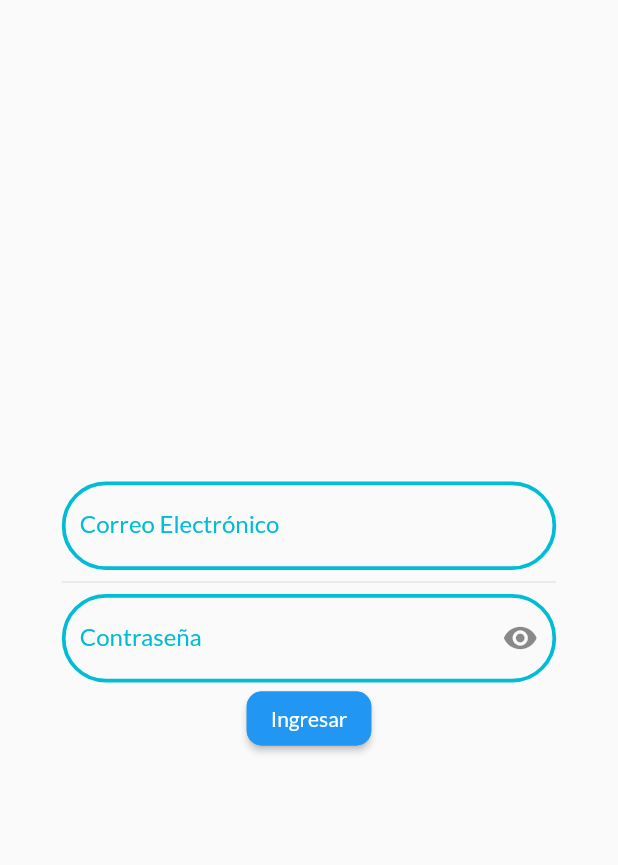
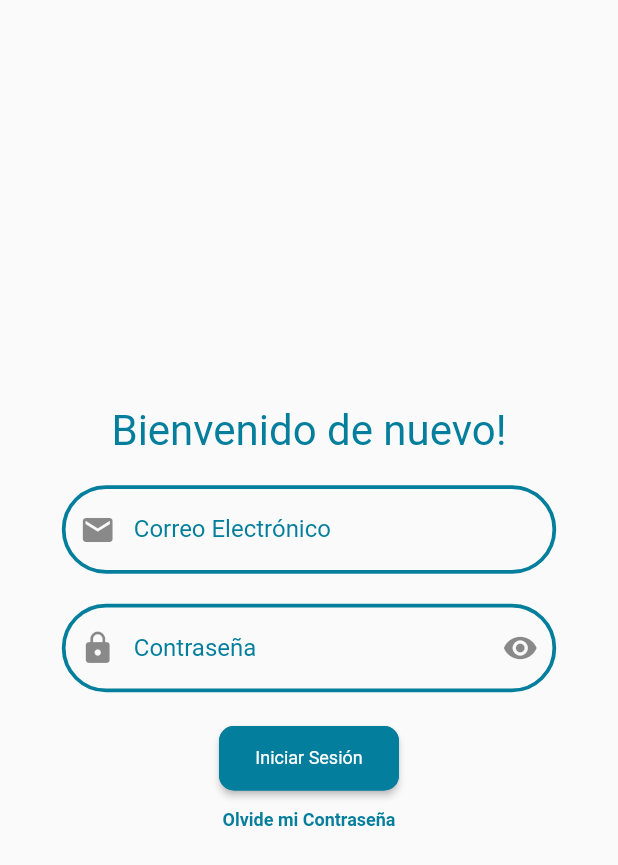
Before and after one commit to will0149/froggy_wsm, a Flutter app: the LoginPage screen opened by its route, on a phone screen of 412 x 824 dp. Shown: the top 865 px of the screen. Run offline on Flutter 3.47's test engine with Material 2 defaults, Android fonts, the phone set to English and light mode, and no system bars; missing offline and left inert: flutter_toastr; Roboto replaces fonts that are missing (Gothic A1).

```diff
--- a/lib/l10n/intl_es.arb
+++ b/lib/l10n/intl_es.arb
@@ -1,12 +1,14 @@
 {
+  "devStudio": "Atheneox",
   "parkeaAppName": "Parkea!",
   "parkeaAndShare": "Parkea & Comparte",
   "joinOurUniverse": "Unete a nuestro universo",
   "eventsForAll": "Eventos para todos",
-  "authentication": "autenticacion",
+  "authenticate": "Autenticar",
   "welcomeAgain": "Bienvenido de nuevo!",
   "login": "Iniciar Sesión",
   "signUp": "Registrate",
   "email": "Correo Electrónico",
-  "password": "Contraseña"
+  "password": "Contraseña",
+  "forgotPassword": "Olvide mi Contraseña"
 }
--- a/lib/main.dart
+++ b/lib/main.dart
@@ -26,7 +26,7 @@ class MyApp extends StatelessWidget {
       title: 'Flutter Demo',
       theme: ThemeData(
           primarySwatch: Colors.cyan,
-          fontFamily: 'Lato',
+          fontFamily: 'Gothic A1',
           inputDecorationTheme: parkeaInputDecorationTheme,
       ),
       onGenerateRoute: (settings) {
--- /dev/null
+++ b/lib/src/constants/colors.dart
@@ -0,0 +1,7 @@
+import 'package:flutter/material.dart';
+
+
+const Color parkeaBlueAccent = Color.fromRGBO(3, 126, 156, 1.0);
+const Color parkeaBlueAccentOpacity = Color.fromRGBO(3, 126, 156, 0.5);
+const Color parkeaOrange = Color.fromRGBO(251, 130, 15, 1.0);
+const Color parkeaTransparent = Colors.transparent;
--- a/lib/src/pages/auth/login_page.dart
+++ b/lib/src/pages/auth/login_page.dart
@@ -1,6 +1,9 @@
+import 'package:flutter/gestures.dart';
 import 'package:flutter/material.dart';
 
 import '../../../generated/l10n.dart';
+import '../../constants/colors.dart';
+import '../../widgets/scaffolds/safe_scaffold.dart';
 
 class LoginPage extends StatefulWidget {
   const LoginPage({Key? key}) : super(key: key);
@@ -19,43 +22,46 @@ class _LoginPageState extends State<LoginPage> {
   @override
   Widget build(BuildContext context) {
     var size = MediaQuery.of(context).size;
-    return Scaffold(
-      body: SafeArea(
-        top: true,
-        bottom: false,
-        child: Stack(children: [
-          Align(
-            alignment: Alignment.center,
+    return SafeScaffold(
         child: Container(
       margin: EdgeInsets.only(
         left: size.width * 0.10,
         right: size.width * 0.10,
       ),
+      child: Stack(
+        children: [
+          Center(
             child: Form(
               key: loginFormKey,
               child: Wrap(
-                  crossAxisAlignment: WrapCrossAlignment.center,
                 alignment: WrapAlignment.center,
+                spacing: 15.0,
+                runSpacing: 20.0,
                 children: [
+                  Text(
+                    S.of(context).welcomeAgain,
+                    style: const TextStyle(
+                      color: parkeaBlueAccent,
+                      fontWeight: FontWeight.normal,
+                      fontSize: 28,
+                    ),
+                  ),
                     TextField(
                       controller: userEmailController,
                       decoration: InputDecoration(
                         hintText: 'example@example.com',
                         labelText: S.of(context).email,
-
+                        prefixIcon: const Icon(Icons.email),
                       ),
                     ),
-                    const Divider(),
                   TextFormField(
                     controller: passwordController,
-                      style: const TextStyle(
-                        color: Colors.white,
-                      ),
                     keyboardType: TextInputType.text,
                     obscureText: _isObscure,
                     decoration: InputDecoration(
                       hintText: '******',
                       labelText: S.of(context).password,
+                      prefixIcon: const Icon(Icons.lock),
                       suffixIcon: IconButton(
                           icon: Icon(_isObscure
                               ? Icons.visibility
@@ -74,37 +80,58 @@ class _LoginPageState extends State<LoginPage> {
                       }
                     },
                   ),
+                  Container(
+                    child: Wrap(
+                      direction: Axis.vertical,
+                      alignment: WrapAlignment.center,
+                      crossAxisAlignment: WrapCrossAlignment.center,
+                      spacing: 10.0,
+                      runSpacing: 10.0,
+                      children: [
                         ElevatedButton(
                           onPressed: () {},
                           child: Text(
-                         "Ingresar",
+                            S.of(context).login,
                             style: TextStyle(
                                 color: Colors.white,
                                 fontWeight: FontWeight.normal,
+                                fontSize: 12.0
                             ),
                           ),
-                     style: ButtonStyle(
-                       backgroundColor: MaterialStateProperty.all(Colors.blue),
-                       shape: MaterialStateProperty.all<RoundedRectangleBorder>(
-                         RoundedRectangleBorder(
+                          style: ElevatedButton.styleFrom(
+                            primary: parkeaBlueAccent,
+                            fixedSize: Size(120, 43),
+                            shape: RoundedRectangleBorder(
                               borderRadius: BorderRadius.circular(10.0),
-                           side: const BorderSide(
-                               color: Colors.blue,
-                               width: 1.2
-                           ),
+                              side:
+                              const BorderSide(color: parkeaBlueAccent, width: 1.2),
                             ),
                           ),
                         ),
 
+                        Text.rich(
+                          TextSpan(
+                            text: S.of(context).forgotPassword,
+                            style: const TextStyle(
+                              color: parkeaBlueAccent,
+                              fontWeight: FontWeight.bold,
+                              fontSize: 12,
+                            ),
+                            recognizer: new TapGestureRecognizer()
+                              ..onTap = () =>
+                                  Navigator.pushNamed(context, "/main"),
+                          ),
                         ),
                       ],
                     ),
+                  ),
+
+                ],
               ),
             ),
           ),
         ],
       ),
-      ),
-    );
+    ));
   }
 }
--- a/lib/src/themes/parkea_input_decoration_theme.dart
+++ b/lib/src/themes/parkea_input_decoration_theme.dart
@@ -1,23 +1,25 @@
 import 'package:flutter/material.dart';
 
+import '../constants/colors.dart';
+
 var parkeaInputDecorationTheme = InputDecorationTheme(
-  labelStyle: TextStyle(color: Colors.cyan),
-  hintStyle: TextStyle(color: Colors.cyan),
-  suffixStyle: TextStyle(color: Colors.cyan),
-  helperStyle: TextStyle(color: Colors.cyan),
-  prefixStyle: TextStyle(color: Colors.cyan),
-  floatingLabelStyle: const TextStyle(color: Colors.cyan),
+  labelStyle: const TextStyle(color: parkeaBlueAccent),
+  hintStyle: const TextStyle(color: parkeaBlueAccent),
+  suffixStyle: const TextStyle(color: parkeaBlueAccent),
+  helperStyle: const TextStyle(color: parkeaBlueAccent),
+  prefixStyle: const TextStyle(color: parkeaBlueAccent),
+  floatingLabelStyle: const TextStyle(color: parkeaBlueAccent),
   border: OutlineInputBorder(
     borderRadius: BorderRadius.circular(30),
     borderSide: const BorderSide(
-      color: Colors.cyan,
+      color: parkeaBlueAccent,
       width: 4,
     ),
   ),
   enabledBorder: OutlineInputBorder(
     borderRadius: BorderRadius.circular(30),
     borderSide: const BorderSide(
-      color: Colors.cyan,
+      color: parkeaBlueAccent,
       width: 2.5,
     ),
   ),
@@ -25,7 +27,7 @@ var parkeaInputDecorationTheme = InputDecorationTheme(
     gapPadding: 0.0,
     borderRadius: BorderRadius.circular(30),
     borderSide: const BorderSide(
-      color: Colors.cyan,
+      color: parkeaBlueAccent,
       width: 2.5,
     ),
   ),
--- /dev/null
+++ b/lib/src/widgets/scaffolds/safe_scaffold.dart
@@ -0,0 +1,17 @@
+import 'package:flutter/material.dart';
+
+class SafeScaffold extends StatelessWidget {
+  final Widget child;
+  const SafeScaffold({Key? key, required this.child}) : super(key: key);
+
+  @override
+  Widget build(BuildContext context) {
+    return Scaffold(
+        body: SafeArea(
+        top: true,
+        bottom: false,
+          child: child,
+        ),
+    );
+  }
+}
```
Also changed, not shown: lib/src/pages/auth/auth_page.dart (+86 -57 lines), lib/src/themes/buttom_transparent_border_blue.dart (added, +21 -0 lines), lib/src/widgets/paints/bottom_left_curve_orange.dart (added, +34 -0 lines), lib/src/widgets/paints/middle_wave_white.dart (added, +35 -0 lines), pubspec.yaml (+5 -7 lines), lib/generated/intl/messages_en.dart, lib/generated/intl/messages_es.dart, lib/generated/l10n.dart, pubspec.lock, 4 other files. Lines whose indentation alone changed are shown as unchanged.
